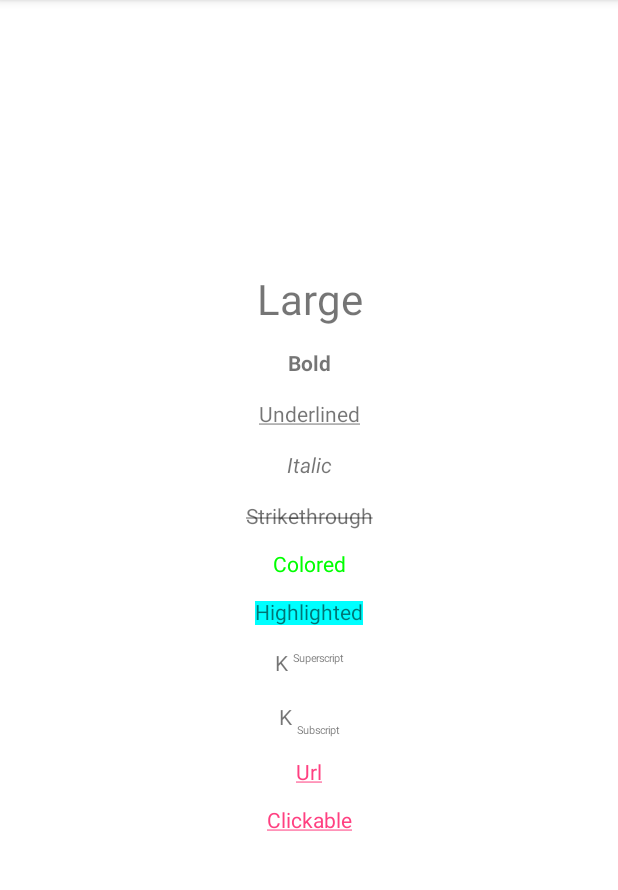
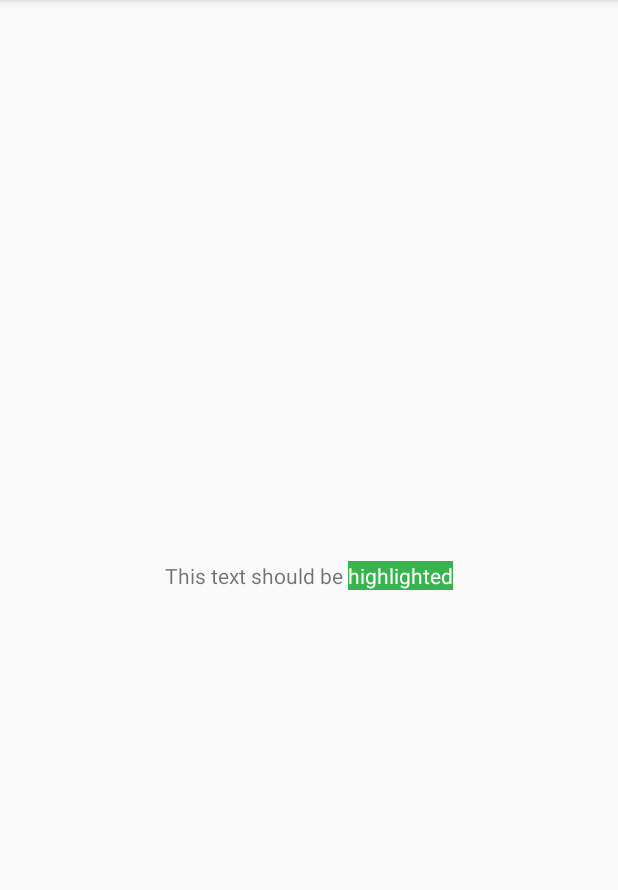
Before and after one commit to jiahaoliuliu/SpannableStringDifferentViews, an Android app: the screen it shows after launch (MainActivity), on a phone screen of 412 x 824 dp, the part 84-974 px from its top. Run offline under Robolectric (Android 15) with nearby library versions, the phone set to English and light mode, and no system bars.

Commit message:
Set the hightlight for the last string

```diff
--- a/app/src/main/java/com/jiahaoliuliu/spannablestringdifferentviews/MainActivity.java
+++ b/app/src/main/java/com/jiahaoliuliu/spannablestringdifferentviews/MainActivity.java
@@ -1,25 +1,12 @@
 package com.jiahaoliuliu.spannablestringdifferentviews;
 
 import android.graphics.Color;
-import android.graphics.Typeface;
 import android.os.Bundle;
 import android.support.v7.app.AppCompatActivity;
 import android.text.SpannableString;
-import android.text.method.LinkMovementMethod;
 import android.text.style.BackgroundColorSpan;
-import android.text.style.ClickableSpan;
 import android.text.style.ForegroundColorSpan;
-import android.text.style.RelativeSizeSpan;
-import android.text.style.StrikethroughSpan;
-import android.text.style.StyleSpan;
-import android.text.style.SubscriptSpan;
-import android.text.style.SuperscriptSpan;
-import android.text.style.URLSpan;
-import android.text.style.UnderlineSpan;
-import android.view.Gravity;
-import android.view.View;
 import android.widget.TextView;
-import android.widget.Toast;
 
 /**
  * Simple example of how to use Spannable String in Android. This is based on:
@@ -32,84 +19,39 @@ public class MainActivity extends AppCompatActivity {
         super.onCreate(savedInstanceState);
         setContentView(R.layout.activity_main);
 
-        SpannableString spannableString = createSpannableString();
-        modifySpannableString(spannableString);
-
         // Link the view
         TextView spannableTV = findViewById(R.id.spannable_tv);
 
-        // this step is mandated for the url and clickable styles.
-        spannableTV.setMovementMethod(LinkMovementMethod.getInstance());
-
-        // make it neat
-        spannableTV.setGravity(Gravity.CENTER);
-        spannableTV.setBackgroundColor(Color.WHITE);
-
-        spannableTV.setText(spannableString);
+        spannableTV.setText(createAndModifySpannableString());
     }
 
-    private SpannableString createSpannableString() {
-        return new SpannableString("Large\n\n"     // index 0 - 5
-                + "Bold\n\n"          // index 7 - 11
-                + "Underlined\n\n"    // index 13 - 23
-                + "Italic\n\n"        // index 25 - 31
-                + "Strikethrough\n\n" // index 33 - 46
-                + "Colored\n\n"       // index 48 - 55
-                + "Highlighted\n\n"   // index 57 - 68
-                + "K Superscript\n\n" // "Superscript" index 72 - 83
-                + "K Subscript\n\n"   // "Subscript" index 87 - 96
-                + "Url\n\n"           //  index 98 - 101
-                + "Clickable\n\n");   // index 103 - 112
+    private SpannableString createAndModifySpannableString() {
+        String text = "This text should be highlighted";
+
+        SpannableString spannableString =
+                new SpannableString(text);
+
+        int lastStringStartPosition = getLastStringStartPosition(text);
+
+        // change text color
+        spannableString.setSpan(new ForegroundColorSpan(Color.WHITE), lastStringStartPosition,
+                spannableString.length(), 0);
+
+        // highlight text
+        spannableString.setSpan(
+                new BackgroundColorSpan(getColorFromResources(R.color.highLightedColor)),
+                lastStringStartPosition, spannableString.length(), 0);
+
+        return spannableString;
     }
 
-    private void modifySpannableString(SpannableString spannableString) {
+    private int getLastStringStartPosition(String text) {
+        String[] words = text.split(" ");
 
-        // make the text twice as large
-        spannableString.setSpan(new RelativeSizeSpan(2f), 0, 5, 0);
-
-        // make text bold
-        spannableString.setSpan(new StyleSpan(Typeface.BOLD), 7, 11, 0);
-
-        // underline text
-        spannableString.setSpan(new UnderlineSpan(), 13, 23, 0);
-
-        // make text italic
-        spannableString.setSpan(new StyleSpan(Typeface.ITALIC), 25, 31, 0);
-
-        spannableString.setSpan(new StrikethroughSpan(), 33, 46, 0);
-
-        // change text color
-        spannableString.setSpan(new ForegroundColorSpan(Color.GREEN), 48, 55, 0);
-
-        // highlight text
-        spannableString.setSpan(new BackgroundColorSpan(Color.CYAN), 57, 68, 0);
-
-        // superscript
-        spannableString.setSpan(new SuperscriptSpan(), 72, 83, 0);
-        // make the superscript text smaller
-        spannableString.setSpan(new RelativeSizeSpan(0.5f), 72, 83, 0);
-
-        // subscript
-        spannableString.setSpan(new SubscriptSpan(), 87, 96, 0);
-
-        // make the subscript text smaller
-        spannableString.setSpan(new RelativeSizeSpan(0.5f), 87, 96, 0);
-
-        // url
-        spannableString.setSpan(new URLSpan("http://www.google.com"), 98, 101, 0);
-
-        // clickable text
-        ClickableSpan clickableSpan = new ClickableSpan() {
-
-            @Override
-            public void onClick(View widget) {
-                // We display a Toast. You could do anything you want here.
-                Toast.makeText(MainActivity.this, "Clicked", Toast.LENGTH_SHORT).show();
-
-            }
-        };
-
-        spannableString.setSpan(clickableSpan, 103, 112, 0);
+        return text.indexOf(words[words.length-1]);
     }
 
+    private int getColorFromResources(int res) {
+        return getResources().getColor(res);
+    }
 }
--- a/app/src/main/res/layout/activity_main.xml
+++ b/app/src/main/res/layout/activity_main.xml
@@ -14,6 +14,9 @@
         app:layout_constraintBottom_toBottomOf="parent"
         app:layout_constraintLeft_toLeftOf="parent"
         app:layout_constraintRight_toRightOf="parent"
-        app:layout_constraintTop_toTopOf="parent"/>
+        app:layout_constraintTop_toTopOf="parent"
+        android:gravity="center"
+        tools:text="Simpel text"
+        />
 
 </android.support.constraint.ConstraintLayout>
--- a/app/src/main/res/values/colors.xml
+++ b/app/src/main/res/values/colors.xml
@@ -3,4 +3,6 @@
     <color name="colorPrimary">#3F51B5</color>
     <color name="colorPrimaryDark">#303F9F</color>
     <color name="colorAccent">#FF4081</color>
+
+    <color name="highLightedColor">#37b44e</color>
 </resources>
```
